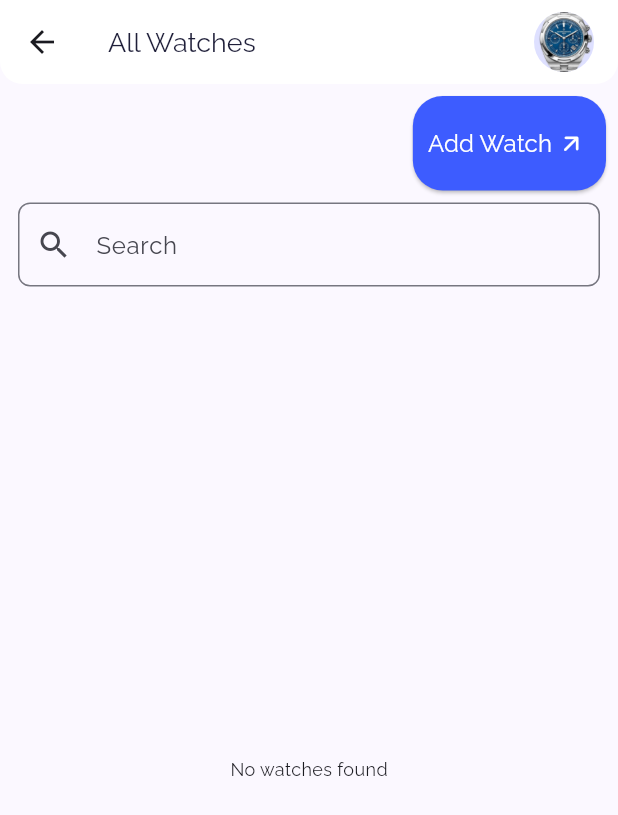
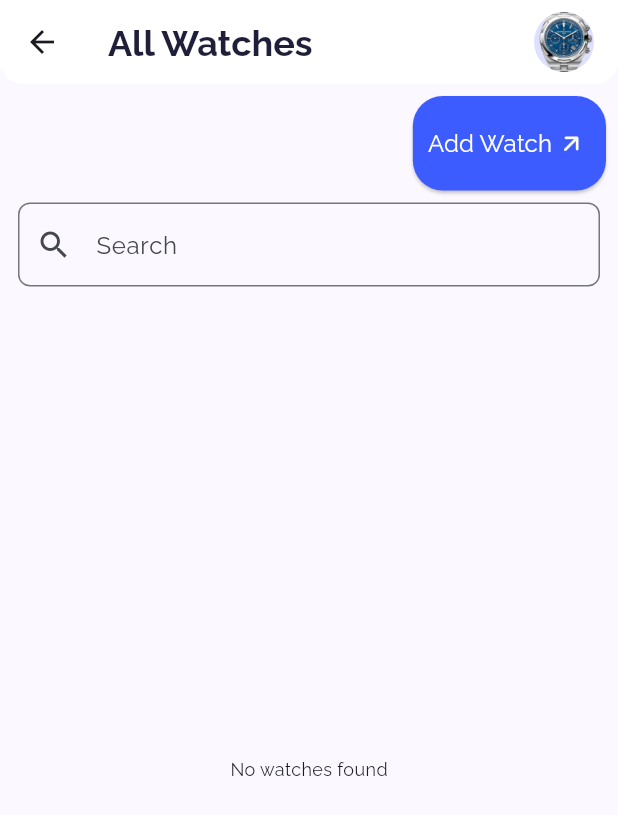
Before and after one commit to SAMEERKHAN1051/watch_shop, a Flutter app: the Allwatch screen opened directly, on a phone screen of 412 x 824 dp. Shown: the top 815 px of the screen. Run offline on Flutter 3.47's test engine with Material 3 defaults, Android fonts, the phone set to English and light mode, and no system bars; our stand-ins replace cloud_firestore, firebase_auth, firebase_core, get, image_picker; accounts and stored records are empty.

Commit message:
order reviw work done

```diff
--- a/lib/screen/admin/feature/order/allorder.dart
+++ b/lib/screen/admin/feature/order/allorder.dart
@@ -2,6 +2,7 @@ import 'package:flutter/material.dart';
 import 'package:cloud_firestore/cloud_firestore.dart';
 import 'package:watch_shop/screen/admin/feature/brand/managebrand.dart';
 import 'package:watch_shop/screen/admin/widget/card/brandcard.dart';
+import 'package:watch_shop/screen/admin/widget/card/ordercard.dart';
 import 'package:watch_shop/screen/admin/widget/typography/screentitle.dart';
 import 'package:watch_shop/screen/admin/widget/typography/titlebutton.dart';
 
@@ -81,7 +82,7 @@ class _AllOrderState extends State<AllOrder> {
                 itemCount: _filteredOrder.length,
                 itemBuilder: (context, index) {
                   var doc = _filteredOrder[index];
-                  return BrandCard(title: doc['email'], id: doc.id);
+                  return OrderCard(title: doc['name'], email: doc['email'], number: doc['phone'] ,status: true, id: doc.id);
                 },
               );
             },
--- a/lib/screen/admin/widget/card/ordercard.dart
+++ b/lib/screen/admin/widget/card/ordercard.dart
@@ -83,7 +83,7 @@ class _OrderCardState extends State<OrderCard> {
                     borderRadius: BorderRadius.circular(12.0),
                   ),
                 ),
-                child: Text(_currentStatus ? "Inactive" : "Active"),
+                child: Text(_currentStatus ? "Cancel" : "Active"),
               ),
             ],
           ),
--- a/lib/screen/admin/widget/typography/screentitle.dart
+++ b/lib/screen/admin/widget/typography/screentitle.dart
@@ -1,15 +1,52 @@
+import 'dart:convert';
+
 import 'package:flutter/material.dart';
+import 'package:firebase_auth/firebase_auth.dart';
+import 'package:cloud_firestore/cloud_firestore.dart';
 import 'package:watch_shop/constant/color_constant.dart';
+import 'package:watch_shop/screen/user/feature/order/cart.dart';
 
-class Screentitle extends StatelessWidget {
+class Screentitle extends StatefulWidget {
   final String title;
 
   const Screentitle({super.key, required this.title});
 
   @override
+  State<Screentitle> createState() => _ScreentitleState();
+}
+
+class _ScreentitleState extends State<Screentitle> {
+  User? _currentUser;
+  String _userName = '';
+  String _userImage = '';
+
+  @override
+  void initState() {
+    super.initState();
+    _fetchUserData();
+  }
+
+  Future<void> _fetchUserData() async {
+    _currentUser = FirebaseAuth.instance.currentUser;
+    if (_currentUser != null) {
+      DocumentSnapshot userDoc = await FirebaseFirestore.instance
+          .collection('users')
+          .doc(_currentUser!.uid)
+          .get();
+      if (userDoc.exists) {
+        Map<String, dynamic> data = userDoc.data() as Map<String, dynamic>;
+        setState(() {
+          _userName = data['displayName'] ?? 'Guest';
+          _userImage = data['image'] ?? 'assets/default_profile_image.png';
+        });
+      }
+    }
+  }
+
+  @override
   Widget build(BuildContext context) {
     return PreferredSize(
-      preferredSize: Size.fromHeight(00.0),
+      preferredSize: Size.fromHeight(100.0),
       child: ClipRRect(
         borderRadius: BorderRadius.only(
           bottomLeft: Radius.circular(15.0),
@@ -21,22 +58,30 @@ class Screentitle extends StatelessWidget {
             mainAxisAlignment: MainAxisAlignment.spaceBetween,
             children: [
               Text(
-                title,
+                widget.title,
                 style: TextStyle(
                   color: ColorConstant.textColor,
-                  fontSize: 18,
+                  fontSize: 24,
+                  fontWeight: FontWeight.bold,
                   fontFamily: 'Poppins',
                 ),
               ),
               CircleAvatar(
                 radius: 20,
                 child: ClipOval(
-                  child: Image.asset(
-                    "assets/splash_screen_images/1.png",
-                    width: 40,
-                    height: 40,
-                    fit: BoxFit.cover,
-                  ),
+                  child: _userImage.isNotEmpty
+                      ? Image.memory(
+                          base64Decode(_userImage),
+                          width: 40,
+                          height: 40,
+                          fit: BoxFit.cover,
+                        )
+                      : Image.asset(
+                          "assets/splash_screen_images/1.png",
+                          width: 40,
+                          height: 40,
+                          fit: BoxFit.cover,
+                        ),
                 ),
               ),
             ],
--- a/pubspec.yaml
+++ b/pubspec.yaml
@@ -49,3 +49,8 @@ flutter:
           weight: 700
         - asset: assets/fonts/Raleway-Italic.ttf
           style: italic
+
+flutter_icons:
+  android: true
+  ios: true
+  image_path: "assets/icon/app_icon.png"
```
Also changed, not shown: lib/screen/admin/feature/review/allreview.dart (+92 -2 lines), lib/screen/admin/feature/review/singlereview.dart (added, +100 -0 lines), lib/screen/admin/widget/card/reviewcard.dart (added, +53 -0 lines).
